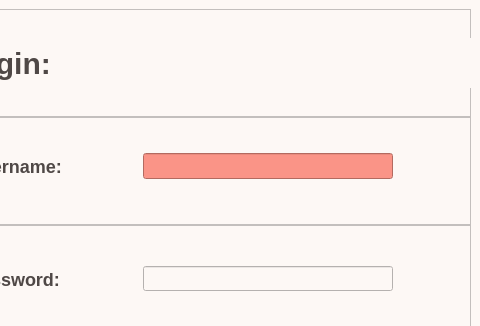
JK1Peng/Password_Management, file src/gui/qt_designer/ui_login_window.ui: the form before one commit; both pictures show x 120 to 600 and y 0 to 326 of the 600 by 450 pixel window.
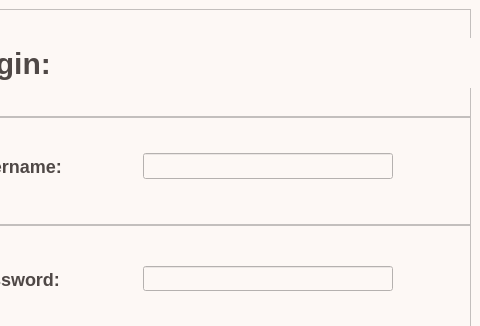
The form after the commit. The open tabs and pages were chosen to show the change.

The edit to the form file:
```diff
--- a/src/gui/qt_designer/ui_login_window.ui
+++ b/src/gui/qt_designer/ui_login_window.ui
@@ -150,7 +150,7 @@
               </size>
              </property>
              <property name="styleSheet">
-              <string notr="true">QLineEdit {font: 15px;background-color:#fa9487}</string>
+              <string notr="true">QLineEdit {font: 15px}</string>
              </property>
             </widget>
            </item>
```
Left out of the diff: 6 changed lines with no effect on the pictures.
